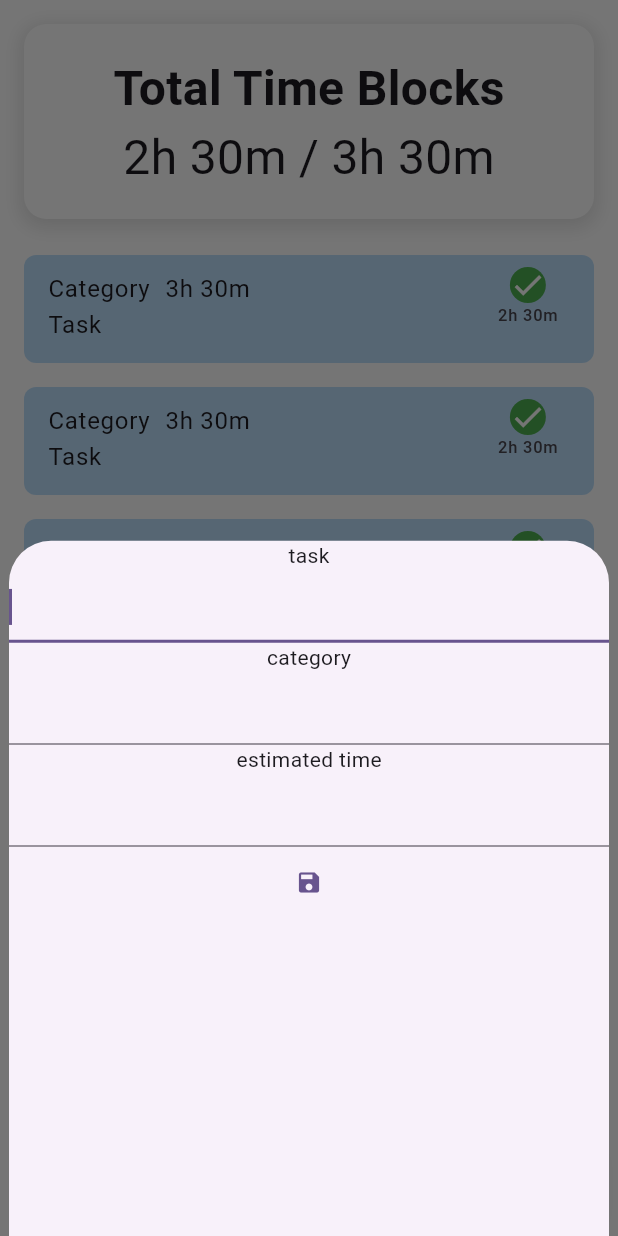
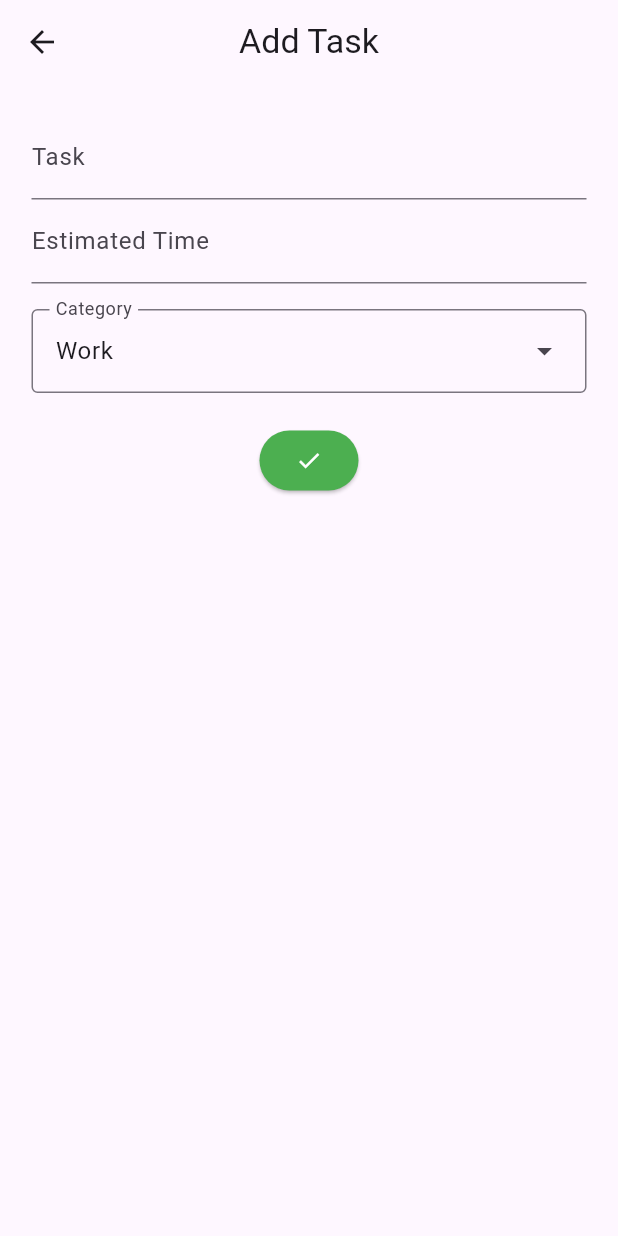
Before and after one commit to kabbotalukder/mindblocks-flutter, a Flutter app: the screen it shows after launch, after a tap on the "add" icon, on a phone screen of 412 x 824 dp. Run offline on Flutter 3.47's test engine with Material 3 defaults, Android fonts, the phone set to English and light mode, and no system bars.

Commit message:
big changes v1

```diff
--- a/lib/home_view.dart
+++ b/lib/home_view.dart
@@ -1,105 +1,42 @@
 import 'package:flutter/material.dart';
+import 'package:mindblocks/input_form.dart';
 import 'package:mindblocks/timerapp.dart';
 
 class HomeView extends StatefulWidget {
   HomeView({super.key});
 
-  String? newTaskTitle;
-  String? newTaskCategory;
-  String? newTaskEst;
 
-  // var taskList = [
-  //   {
-  //     "taskName": "task 1",
-  //     "taskCategory": "coding",
-  //     "taskEstTime": 1800,
-  //     "taskTimer": 0
-  //   }
-  // ];
 
   @override
   State<HomeView> createState() => _HomeViewState();
 }
 
 class _HomeViewState extends State<HomeView> {
+
+  List<String> tasks = [];
+  List<String> categories = [];
+  List<String> estTime = [];
+  List<String> timerTime = [];
+
   @override
   Widget build(BuildContext context) {
     return Scaffold(
       backgroundColor: Colors.white,
-      // floatingActionButton: GestureDetector(
-      //   onTap: (){
-      //     print("elevated button");
-      //   },
-      //   child: Material(
-      //     borderRadius: BorderRadius.circular(15),
-      //     elevation: 10,
-      //     child: Container(
-      //       width: 70,
-      //       height: 70,
-      //       decoration: BoxDecoration(
-      //         color: Colors.purple,
-      //         borderRadius: BorderRadius.circular(15)
-      //       ),
-      //       child: Center(
-      //         child: Icon(
-      //           Icons.add,
-      //           color: Colors.white,
-      //         ),
-      //       ),
-      //     ),
-      //   ),
-      // ),
       floatingActionButton: FloatingActionButton(
-        onPressed: (){
-          showModalBottomSheet(
-              context: context,
-              builder: (context) => SingleChildScrollView(
-                child: Container(
-                  height: 600,
-                  width: 400,
-                  child: Column(
-                    children: [
-                      const Text("task"),
-                      TextField(
-                        autofocus: true,
-                        onChanged: (
-                            (value) {
-                              widget.newTaskTitle = value;
-                            }
-                        ),
-                      ),
-                      const Text("category"),
-                      TextField(
-                        autofocus: true,
-                        onChanged: (
-                            (value) {
-                              widget.newTaskCategory = value;
-                            }
-                        ),
-                      ),
-                      const Text("estimated time"),
-                      TextField(
-                        autofocus: true,
-                        onChanged: (
-                            (value) {
-                              widget.newTaskEst = value;
-                            }
-                        ),
-                      ),
-                      TextButton(
-                          onPressed: (){
-
-                            Navigator.pop(context);
-                          },
-                          child: const Icon(
-                            Icons.save
-                          )
-                      )
-                    ],
-                  ),
-                ),
-              )
-          );
+        onPressed: () async {
+            await Navigator.push(context, MaterialPageRoute(
+                builder: (value) => InputForm(),
+            ),
+          ).then((newTask) {
+            if(newTask != null){
+              setState(() {
+                tasks.add(newTask[0]);
+                categories.add(newTask[1]);
+                estTime.add(newTask[2]);
+                timerTime.add("00h 00m");
+              });
+            }
+            });
         },
         backgroundColor: Colors.purple,
         child: const Icon(
@@ -128,8 +65,8 @@ class _HomeViewState extends State<HomeView> {
                   ],
                 ),
                 width: double.infinity,
-                height: 130,
-                child: const Column(
+                height: 170,
+                child: Column(
                   children: [
                     SizedBox(height: 20,),
                     Text(
@@ -140,24 +77,32 @@ class _HomeViewState extends State<HomeView> {
                       ),
                     ),
                     Text(
-                      "2h 30m / 3h 30m",
+                      "00h 00m / 00h 00m",
                       style: TextStyle(
                         fontSize: 32,
                         fontWeight: FontWeight.w400
                       ),
-                    )
+                    ),
+                    ElevatedButton(
+                        onPressed: (){
+                          for(int i = 0; i < tasks.length;i++){
+                            print(tasks[i]);
+                          }
+                        },
+                        child: Icon(Icons.refresh)
+                    ),
                   ],
                 ),
               ),
             ),
-            //const SizedBox(height: 5),
-            SizedBox(
-              width: double.infinity,
-              height: 645,
+            tasks.isEmpty
+            ? const Text("there are no tasks!")
+            : Expanded(
               child: ListView.builder(
-                itemCount: 5,
+                itemCount: tasks.length,
                 scrollDirection: Axis.vertical,
                 itemBuilder: (context, index){
+                  print("Building item at index: $index, tasks length: ${tasks.length}");
                   return AnimatedContainer(
                     margin: const EdgeInsets.symmetric(horizontal: 16, vertical: 8),
                     decoration: BoxDecoration(
@@ -168,8 +113,8 @@ class _HomeViewState extends State<HomeView> {
                     child: GestureDetector(
                       onTap: (){
                         Navigator.push(context, MaterialPageRoute(
-                                builder: (value) => const TimerApp(
-                                  taskName: "Task Prop",
+                                builder: (value) => TimerApp(
+                                  taskName: tasks[index],
                                   taskTimer: 20,
                                 )));
                         },
@@ -189,23 +134,23 @@ class _HomeViewState extends State<HomeView> {
                                   color: Colors.white,
                                 ),
                               ),
-                              Text("2h 30m")
+                              Text(timerTime[index])
                             ],
                           ),
                         ),
-                        title: const Padding(
+                        title: Padding(
                           padding: EdgeInsets.only(bottom: 5, top: 3),
                           child: Column(
                             crossAxisAlignment: CrossAxisAlignment.start,
                             children: [
                               Row(
                                 children: [
-                                  Text("Category"),
+                                  Text(categories[index]),
                                   SizedBox(width: 10,),
-                                  Text("3h 30m"),
+                                  Text(estTime[index]),
                                 ],
                               ),
-                              Text("Task")
+                              Text(tasks[index])
                             ],
                           ),
                         ),
--- /dev/null
+++ b/lib/input_form.dart
@@ -0,0 +1,122 @@
+import 'package:flutter/material.dart';
+import 'package:flutter/rendering.dart';
+import 'package:mindblocks/home_view.dart';
+
+class InputForm extends StatefulWidget {
+  const InputForm({super.key});
+
+  @override
+  State<InputForm> createState() => _InputFormState();
+}
+
+class _InputFormState extends State<InputForm> {
+
+  final _formKey = GlobalKey<FormState>();
+  final TextEditingController taskTextEditingController = TextEditingController();
+  final TextEditingController estTimeTextEditingController = TextEditingController();
+
+
+  List<String> availCategories = ["Work", "Study", "Programming"];
+  List<String> newTask = [];
+
+
+  @override
+  Widget build(BuildContext context) {
+    String selectedCategory = availCategories.first;
+    var size = MediaQuery.of(context).size;
+    return Scaffold(
+
+      appBar: AppBar(
+        automaticallyImplyLeading: true,
+        backgroundColor: Colors.transparent,
+        title: Text("Add Task",
+          style: TextStyle(
+            fontSize: size.width * .055
+          ),
+        ),
+        centerTitle: true,
+      ),
+      body: Column(
+        children: [
+          Padding(
+            padding: const EdgeInsets.all(21.0),
+            child: Form(
+              key: _formKey,
+              child: Column(
+                children: [
+                  TextFormField(
+                    controller: taskTextEditingController,
+                    decoration: const InputDecoration(
+                      labelText: "Task"
+                    ),
+                    validator: (value) {
+                      if(value != null && value.isNotEmpty){
+                        return null;
+                      }
+                      return "Invalid Task!";
+                    },
+                  ),
+                  TextFormField(
+                    controller: estTimeTextEditingController,
+                    decoration: const InputDecoration(
+                        labelText: "Estimated Time"
+                    ),
+                    validator: (value) {
+                      if(value != null && value.isNotEmpty){
+                        return null;
+                      }
+                      return "Invalid Estimated Time!";
+                    },
+                  ),
+                  SizedBox(height: 17,),
+                  DropdownMenu(
+                    width: 380,
+                    label: const Text('Category'),
+                    initialSelection: availCategories.first,
+                    dropdownMenuEntries: availCategories.map<DropdownMenuEntry<String>>((String value) {
+                      return DropdownMenuEntry<String>(value: value, label: value);
+                    }).toList(),
+                    onSelected: (String? value) {
+                      setState(() {
+                        selectedCategory = value!;
+                      });
+                    },
+                  ),
+                ],
+              ),
+            ),
+          ),
+          ElevatedButton(
+            style: const ButtonStyle(
+              backgroundColor: WidgetStatePropertyAll<Color>(Colors.green)
+            ),
+            onPressed: (){
+              if(_formKey.currentState!.validate()){
+                setState(() {
+                  newTask.add(taskTextEditingController.text);
+                  newTask.add(estTimeTextEditingController.text);
+                  newTask.add(selectedCategory);
+                });
+                taskTextEditingController.clear();
+                estTimeTextEditingController.clear();
+                Navigator.pop(context, newTask);
+              }
+            },
+            child: const Icon(Icons.done,
+              color: Colors.white,
+            ),
+          ),
+          Expanded(
+            child: ListView.builder(
+              itemCount: 0,
+              itemBuilder: (context, index){
+                return ListTile(
+                );
+              }
+            ),
+          )
+        ],
+      ),
+    );
+  }
+}
--- a/lib/main.dart
+++ b/lib/main.dart
@@ -2,6 +2,7 @@ import 'package:flutter/material.dart';
 import 'package:mindblocks/MyStopwatchApp.dart';
 import 'package:mindblocks/home_view.dart';
 import 'package:mindblocks/homepage.dart';
+import 'package:mindblocks/input_form.dart';
 import 'package:mindblocks/timerapp.dart';
 
 void main() {
```
